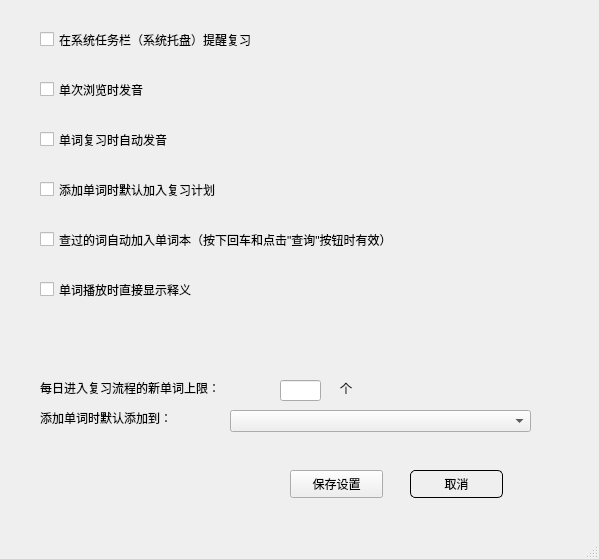
Old version of the form dict_preference_window.ui in the repository huangshangi/dict.
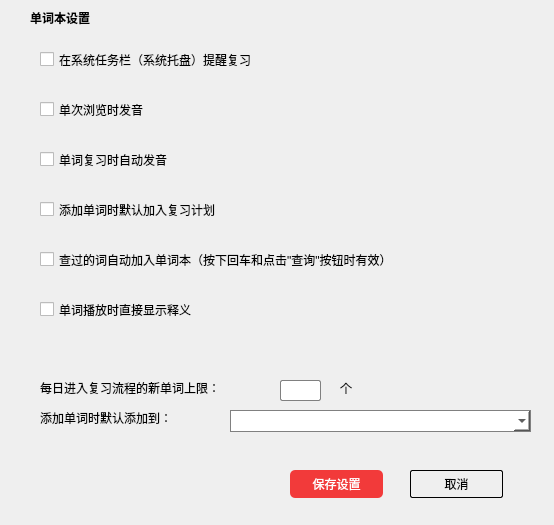
New version of the form. Icons and pictures are not drawn.

Patch:
```diff
--- a/dict_preference_window.ui
+++ b/dict_preference_window.ui
@@ -6,8 +6,8 @@
    <rect>
     <x>0</x>
     <y>0</y>
-    <width>599</width>
-    <height>559</height>
+    <width>554</width>
+    <height>525</height>
    </rect>
   </property>
   <property name="windowTitle">
@@ -21,7 +21,7 @@
     <property name="geometry">
      <rect>
       <x>40</x>
-      <y>30</y>
+      <y>50</y>
       <width>491</width>
       <height>19</height>
      </rect>
@@ -34,7 +34,7 @@
     <property name="geometry">
      <rect>
       <x>40</x>
-      <y>80</y>
+      <y>100</y>
       <width>491</width>
       <height>19</height>
      </rect>
@@ -47,7 +47,7 @@
     <property name="geometry">
      <rect>
       <x>40</x>
-      <y>130</y>
+      <y>150</y>
       <width>491</width>
       <height>19</height>
      </rect>
@@ -60,7 +60,7 @@
     <property name="geometry">
      <rect>
       <x>40</x>
-      <y>180</y>
+      <y>200</y>
       <width>491</width>
       <height>19</height>
      </rect>
@@ -73,7 +73,7 @@
     <property name="geometry">
      <rect>
       <x>40</x>
-      <y>230</y>
+      <y>250</y>
       <width>491</width>
       <height>19</height>
      </rect>
@@ -86,7 +86,7 @@
     <property name="geometry">
      <rect>
       <x>40</x>
-      <y>280</y>
+      <y>300</y>
       <width>491</width>
       <height>19</height>
      </rect>
@@ -105,7 +105,24 @@
      </rect>
     </property>
     <property name="styleSheet">
-     <string notr="true"/>
+     <string notr="true">QPushButton#pushButton_sure{
+        background-color: rgb(242, 58, 58);
+        color:#fff;
+		
+        border-radius:5px;
+}
+
+QPushButton#pushButton_sure::hover{
+        background-color: rgb(247, 84, 84);
+        color:#fff;
+        border-radius:5px;
+        }
+
+
+
+
+
+</string>
     </property>
     <property name="text">
      <string>保存设置</string>
@@ -123,7 +140,7 @@
     <property name="styleSheet">
      <string notr="true">background-color: transparent;
 border:1px solid black;
-border-radius:5px;</string>
+border-radius:2px;</string>
     </property>
     <property name="text">
      <string>取消</string>
@@ -151,6 +168,15 @@
       <height>22</height>
      </rect>
     </property>
+    <property name="styleSheet">
+     <string notr="true">QComboBox{
+	background-color:white;
+	border:1px solid gray;
+
+}
+
+</string>
+    </property>
    </widget>
    <widget class="QLabel" name="label_2">
     <property name="geometry">
@@ -187,25 +213,74 @@
       <height>21</height>
      </rect>
     </property>
+    <property name="styleSheet">
+     <string notr="true">QLineEdit{
+	border-radius:2px;
+	border:1px solid gray;
+
+}</string>
+    </property>
    </widget>
-  </widget>
-  <widget class="QStatusBar" name="statusbar">
-   <property name="styleSheet">
-    <string notr="true"/>
-   </property>
-  </widget>
-  <widget class="QMenuBar" name="menubar">
-   <property name="geometry">
-    <rect>
-     <x>0</x>
-     <y>0</y>
-     <width>599</width>
-     <height>26</height>
-    </rect>
-   </property>
-   <property name="styleSheet">
-    <string notr="true"/>
-   </property>
+   <widget class="QLabel" name="label_4">
+    <property name="geometry">
+     <rect>
+      <x>30</x>
+      <y>10</y>
+      <width>81</width>
+      <height>16</height>
+     </rect>
+    </property>
+    <property name="font">
+     <font>
+      <weight>75</weight>
+      <bold>true</bold>
+     </font>
+    </property>
+    <property name="text">
+     <string>单词本设置</string>
+    </property>
+   </widget>
+   <widget class="QPushButton" name="button_close">
+    <property name="geometry">
+     <rect>
+      <x>510</x>
+      <y>10</y>
+      <width>20</width>
+      <height>20</height>
+     </rect>
+    </property>
+    <property name="minimumSize">
+     <size>
+      <width>20</width>
+      <height>20</height>
+     </size>
+    </property>
+    <property name="maximumSize">
+     <size>
+      <width>20</width>
+      <height>20</height>
+     </size>
+    </property>
+    <property name="toolTip">
+     <string>关闭</string>
+    </property>
+    <property name="styleSheet">
+     <string notr="true">#button_close{
+	
+	border-image: url(:/images/close.png);
+	border:none;
+}
+
+#button_close::hover{
+	
+	border-image: url(:/images/close-hover.png);
+	border:none;
+}</string>
+    </property>
+    <property name="text">
+     <string/>
+    </property>
+   </widget>
   </widget>
  </widget>
  <resources/>
```
